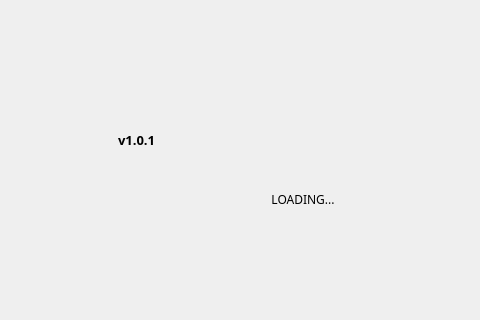
Before: the Qt Designer form waitingforsync.ui in HcashOrg/hx-indicator, drawn with Qt 5; both pictures show x 167 to 647 and y 110 to 430 of the 960 by 580 pixel window.
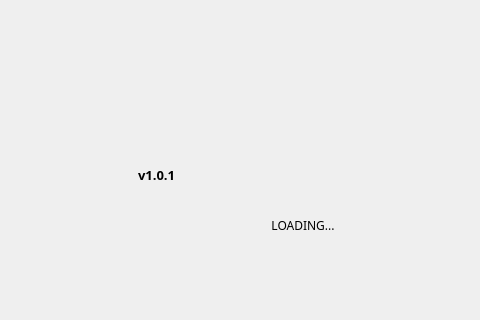
After: the same form once the commit is applied.

```diff
--- a/waitingforsync.ui
+++ b/waitingforsync.ui
@@ -24,7 +24,7 @@
    <property name="geometry">
     <rect>
      <x>410</x>
-     <y>294</y>
+     <y>320</y>
      <width>120</width>
      <height>30</height>
     </rect>
@@ -69,8 +69,8 @@
   <widget class="QLabel" name="label_version">
    <property name="geometry">
     <rect>
-     <x>285</x>
-     <y>240</y>
+     <x>305</x>
+     <y>275</y>
      <width>80</width>
      <height>20</height>
     </rect>
@@ -87,10 +87,10 @@
   <widget class="QLabel" name="welcome_label">
    <property name="geometry">
     <rect>
-     <x>285</x>
+     <x>305</x>
      <y>190</y>
-     <width>121</width>
-     <height>45</height>
+     <width>181</width>
+     <height>66</height>
     </rect>
    </property>
    <property name="font">
```
